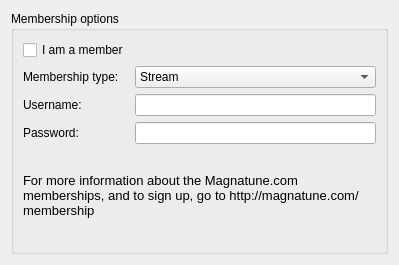
Above: src/servicebrowser/magnatunestore/MagnatuneConfigWidget.ui from KDE/amarok before the change. Below: the same form after it.
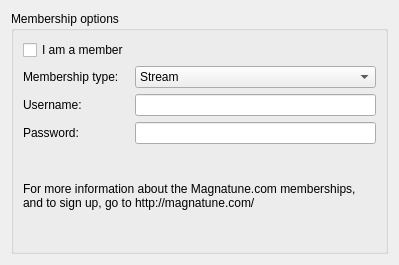
That is the form after the change.

Commit message: change text to make it clear that the membership services are not active just yet

Diff of the .ui file:
```diff
--- a/src/servicebrowser/magnatunestore/MagnatuneConfigWidget.ui
+++ b/src/servicebrowser/magnatunestore/MagnatuneConfigWidget.ui
@@ -83,10 +83,7 @@
       <item row="4" column="0" colspan="2" >
        <widget class="QLabel" name="label_4" >
         <property name="text" >
-         <string>&lt;html>&lt;head>&lt;meta name="qrichtext" content="1" />&lt;style type="text/css">
-p, li { white-space: pre-wrap; }
-&lt;/style>&lt;/head>&lt;body style=" font-family:'Sans Serif'; font-size:10pt; font-weight:400; font-style:normal;">
-&lt;p style=" margin-top:0px; margin-bottom:0px; margin-left:0px; margin-right:0px; -qt-block-indent:0; text-indent:0px;">For more information about the Magnatune.com memberships, and to sign up, go to http://magnatune.com/membership&lt;/p>&lt;/body>&lt;/html></string>
+         <string>For more information about the Magnatune.com memberships, and to sign up, go to http://magnatune.com/&lt;To be anounced></string>
         </property>
         <property name="textFormat" >
          <enum>Qt::AutoText</enum>
```
